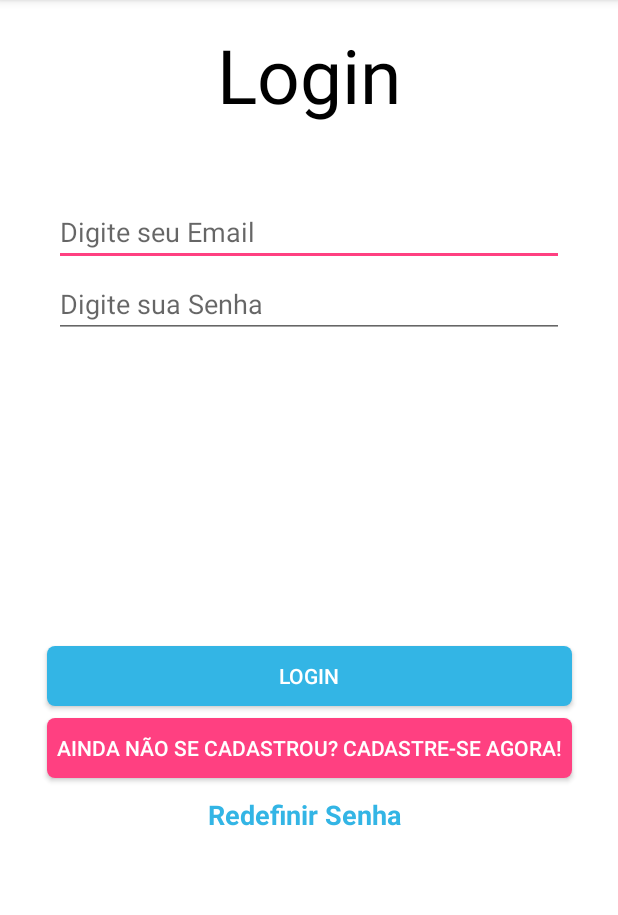
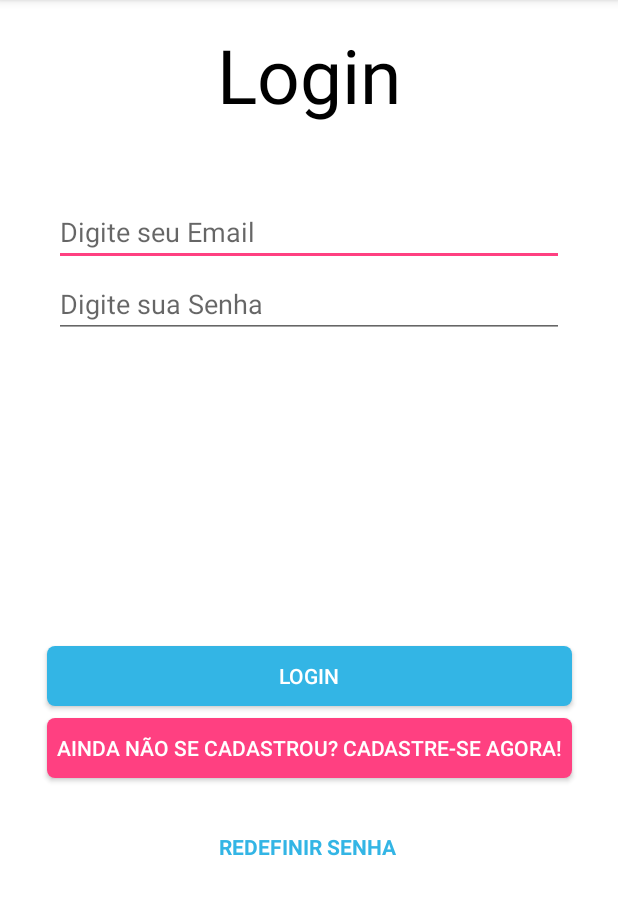
Before and after one commit to MarthinKorb/MobileSecretary, an Android app: the screen it shows after launch (LoginActivity), on a phone screen of 412 x 824 dp, the part 84-999 px from its top. Run offline under Robolectric (Android 15) with nearby library versions, the phone set to English and light mode, and no system bars; our stand-ins replace Firebase (no records; nobody signed in at launch, a user with empty details on screens opened directly).

Commit message:
ajustando layout

```diff
--- a/app/build.gradle
+++ b/app/build.gradle
@@ -36,6 +36,7 @@ dependencies {
     implementation 'com.google.firebase:firebase-auth:16.0.2'
     implementation 'de.hdodenhof:circleimageview:2.2.0'
     implementation 'com.android.support:multidex:1.0.3'
+    implementation 'com.android.support:recyclerview-v7:27.0.1'
 
 }
 apply plugin: 'com.google.gms.google-services'
--- a/app/src/main/java/mobiletcc/curso/br/mobilesecretarytcc/GerenciarConsultaActivity.java
+++ b/app/src/main/java/mobiletcc/curso/br/mobilesecretarytcc/GerenciarConsultaActivity.java
@@ -175,7 +175,7 @@ public class GerenciarConsultaActivity extends AppCompatActivity {
                 listView_ConsultaUser.setAdapter(arrayAdapterGerConsulta);
 
                 if (listaConsultaDados.isEmpty()){
-                    alert("Você não tem nenhum agendamento!");
+                    alert("Você não tem agendamentos!");
                 }
             }
 
--- a/app/src/main/res/layout/activity_add_consulta.xml
+++ b/app/src/main/res/layout/activity_add_consulta.xml
@@ -49,11 +49,7 @@
         android:id="@+id/listView_dadosId"
         android:layout_width="match_parent"
         android:layout_height="441dp"
-        android:layout_marginStart="8dp"
-        android:layout_marginLeft="8dp"
         android:layout_marginTop="32dp"
-        android:layout_marginEnd="8dp"
-        android:layout_marginRight="8dp"
         android:layout_marginBottom="8dp"
         app:layout_constraintBottom_toBottomOf="parent"
         app:layout_constraintEnd_toEndOf="parent"
--- a/app/src/main/res/layout/activity_historico_consultas.xml
+++ b/app/src/main/res/layout/activity_historico_consultas.xml
@@ -11,13 +11,8 @@
         android:id="@+id/listView_HistConsID"
         android:layout_width="match_parent"
         android:layout_height="572dp"
-        android:layout_marginStart="8dp"
-        android:layout_marginLeft="8dp"
         android:layout_marginTop="32dp"
-        android:layout_marginEnd="8dp"
-        android:layout_marginRight="8dp"
         android:layout_marginBottom="32dp"
-        android:padding="20dp"
         app:layout_constraintBottom_toBottomOf="parent"
         app:layout_constraintEnd_toEndOf="parent"
         app:layout_constraintStart_toStartOf="parent"
--- a/app/src/main/res/layout/activity_login.xml
+++ b/app/src/main/res/layout/activity_login.xml
@@ -67,13 +67,14 @@
         android:id="@+id/txt_Reset_SenhaId"
         android:layout_width="wrap_content"
         android:layout_height="wrap_content"
-        android:layout_marginTop="12dp"
-        android:text="Redefinir Senha"
+        android:layout_marginTop="36dp"
+        android:autoText="false"
+        android:text="REDEFINIR SENHA"
         android:textColor="@color/colorButtons"
-        android:textSize="18sp"
+        android:textSize="14sp"
         android:textStyle="bold"
         app:layout_constraintEnd_toEndOf="@+id/btn_Novo"
-        app:layout_constraintHorizontal_bias="0.486"
+        app:layout_constraintHorizontal_bias="0.497"
         app:layout_constraintStart_toStartOf="@+id/btn_Novo"
         app:layout_constraintTop_toBottomOf="@+id/btn_Novo" />
 
--- a/app/src/main/res/layout/activity_mensagem.xml
+++ b/app/src/main/res/layout/activity_mensagem.xml
@@ -30,7 +30,6 @@
         android:layout_marginTop="16dp"
         android:layout_marginEnd="8dp"
         android:layout_marginRight="8dp"
-        android:padding="20dp"
         app:layout_constraintEnd_toEndOf="parent"
         app:layout_constraintStart_toStartOf="parent"
         app:layout_constraintTop_toBottomOf="@+id/ImageView" />
@@ -38,7 +37,7 @@
     <EditText
         android:id="@+id/edit_mensagemUID"
         android:layout_width="340dp"
-        android:layout_height="40dp"
+        android:layout_height="46dp"
         android:layout_marginStart="8dp"
         android:layout_marginLeft="8dp"
         android:layout_marginEnd="8dp"
@@ -61,6 +60,7 @@
         app:layout_constraintBottom_toBottomOf="@+id/edit_mensagemUID"
         app:layout_constraintEnd_toEndOf="@+id/edit_mensagemUID"
         app:layout_constraintTop_toTopOf="@+id/edit_mensagemUID"
+        app:layout_constraintVertical_bias="0.0"
         app:srcCompat="@android:drawable/ic_menu_send" />
 
 </android.support.constraint.ConstraintLayout>
```
Also changed, not shown: app/src/main/res/layout/activity_consultas_disponiveis.xml (+7 -3 lines), app/src/main/res/layout/activity_reset_senha.xml (+8 -5 lines).
